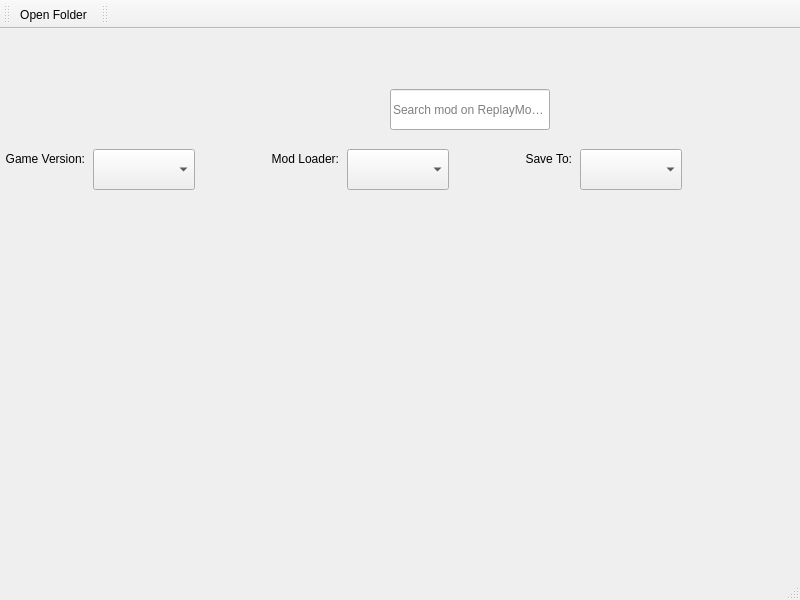
The window that src/ui/replay/replaymodbrowser.ui (kaniol-lck/modmanager) describes before a commit, drawn with Qt 5.
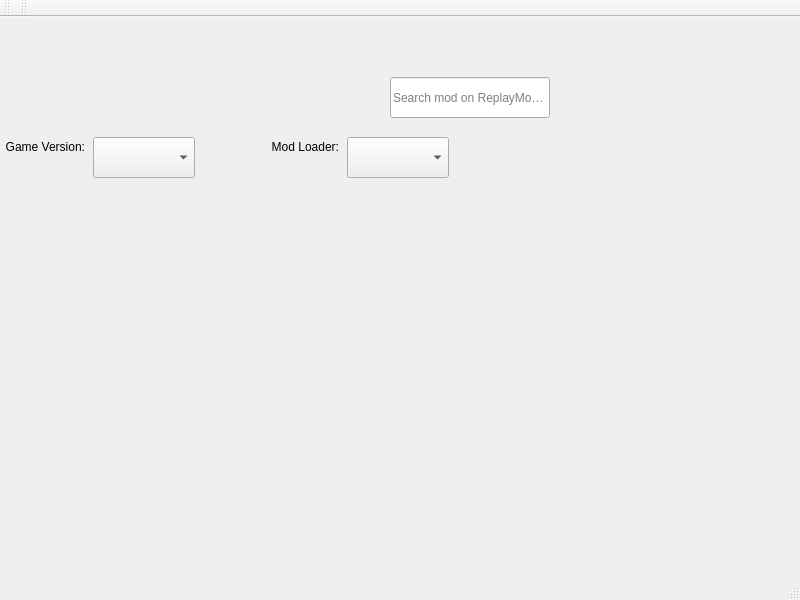
The same window after the commit. Icons and pictures are not drawn.

Commit message: add download select menu

The edit to the form file:
```diff
--- a/src/ui/replay/replaymodbrowser.ui
+++ b/src/ui/replay/replaymodbrowser.ui
@@ -106,44 +106,6 @@
      </sizepolicy>
     </property>
    </widget>
-   <widget class="QLabel" name="label_4">
-    <property name="geometry">
-     <rect>
-      <x>512</x>
-      <y>120</y>
-      <width>60</width>
-      <height>19</height>
-     </rect>
-    </property>
-    <property name="sizePolicy">
-     <sizepolicy hsizetype="Minimum" vsizetype="Preferred">
-      <horstretch>0</horstretch>
-      <verstretch>0</verstretch>
-     </sizepolicy>
-    </property>
-    <property name="text">
-     <string>Save To:</string>
-    </property>
-    <property name="alignment">
-     <set>Qt::AlignRight|Qt::AlignTrailing|Qt::AlignVCenter</set>
-    </property>
-   </widget>
-   <widget class="QComboBox" name="downloadPathSelect">
-    <property name="geometry">
-     <rect>
-      <x>580</x>
-      <y>120</y>
-      <width>102</width>
-      <height>41</height>
-     </rect>
-    </property>
-    <property name="sizePolicy">
-     <sizepolicy hsizetype="Expanding" vsizetype="Fixed">
-      <horstretch>0</horstretch>
-      <verstretch>0</verstretch>
-     </sizepolicy>
-    </property>
-   </widget>
   </widget>
   <widget class="QStatusBar" name="statusbar"/>
   <widget class="QToolBar" name="toolBar">
@@ -159,7 +121,6 @@
    <attribute name="toolBarBreak">
     <bool>false</bool>
    </attribute>
-   <addaction name="actionOpen_Folder"/>
   </widget>
   <widget class="QToolBar" name="searchBar">
    <property name="windowTitle">
@@ -175,15 +136,6 @@
     <bool>false</bool>
    </attribute>
   </widget>
-  <action name="actionOpen_Folder">
-   <property name="icon">
-    <iconset theme="folder">
-     <normaloff>.</normaloff>.</iconset>
-   </property>
-   <property name="text">
-    <string>Open Folder</string>
-   </property>
-  </action>
  </widget>
  <resources/>
  <connections/>
```
The commit also changes 21 other files.
